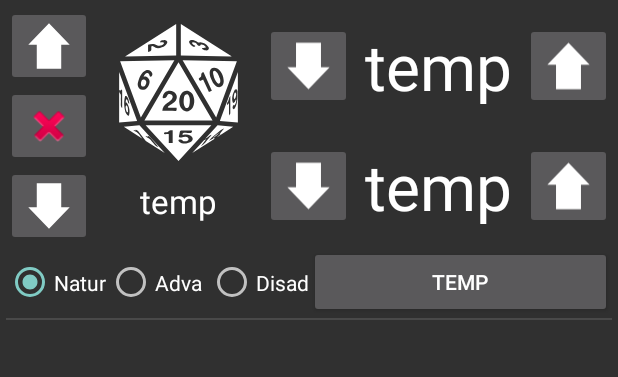
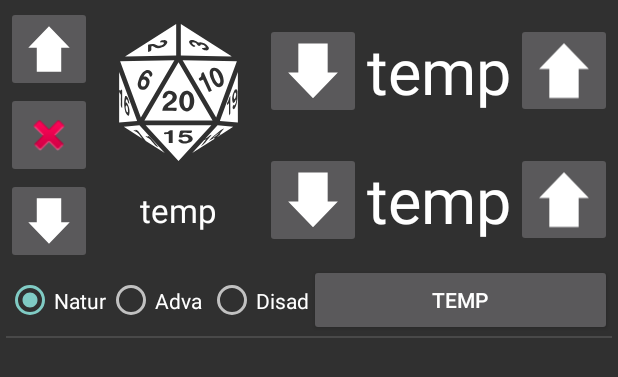
Before and after one commit to westonsfiala/CustomDiceRoller, an Android app: the layout holder_custom_die.xml on its own in the app's theme, with its tools: preview values and no code run, on a phone screen of 412 x 824 dp. Shown: the top 377 px of the screen. Run offline under Robolectric (Android 15) with nearby library versions, the phone set to English and light mode, and no system bars.

Commit message:
Reworked how the buttons are stored in the up/down/delete section of the custom roller tab

```diff
--- a/app/src/main/res/layout/fragment_up_down_buttons.xml
+++ b/app/src/main/res/layout/fragment_up_down_buttons.xml
@@ -13,7 +13,7 @@
             android:layout_height="0dp" android:id="@+id/downButton"
             app:layout_constraintTop_toTopOf="parent"
             app:layout_constraintBottom_toBottomOf="parent"
-            app:layout_constraintHorizontal_weight="1"
+            app:layout_constraintHorizontal_weight="2"
             app:layout_constraintDimensionRatio="1:1"
             tools:layout_conversion_absoluteHeight="30dp"
             tools:layout_conversion_absoluteWidth="149dp" tools:layout_conversion_wrapWidth="103"
@@ -29,7 +29,7 @@
             android:layout_width="0dp"
             android:layout_height="0dp" android:id="@+id/upDownDisplayText"
             android:gravity="center"
-            app:layout_constraintHorizontal_weight="2"
+            app:layout_constraintHorizontal_weight="3"
             tools:layout_conversion_absoluteHeight="19dp"
             tools:layout_conversion_absoluteWidth="143dp"
             tools:layout_conversion_wrapWidth="87" tools:layout_conversion_wrapHeight="50"
@@ -46,7 +46,7 @@
             android:layout_height="0dp" android:id="@+id/upButton"
             app:layout_constraintTop_toTopOf="parent"
             app:layout_constraintBottom_toBottomOf="parent"
-            app:layout_constraintHorizontal_weight="1"
+            app:layout_constraintHorizontal_weight="2"
             app:layout_constraintDimensionRatio="1:1"
             tools:layout_conversion_absoluteHeight="0dp"
             tools:layout_conversion_absoluteWidth="110dp" tools:layout_conversion_wrapWidth="103"
--- a/app/src/main/res/layout/holder_custom_die.xml
+++ b/app/src/main/res/layout/holder_custom_die.xml
@@ -15,29 +15,40 @@
             android:layout_width="match_parent"
             android:layout_height="0dp" android:baselineAligned="false" android:gravity="center"
             android:layout_weight="1">
-        <LinearLayout
-                android:orientation="vertical"
+        <androidx.constraintlayout.widget.ConstraintLayout
                 android:layout_width="0dp"
-                android:layout_height="match_parent" android:layout_weight="1" android:gravity="center"
-        >
+                android:layout_height="match_parent" android:gravity="center"
+                android:id="@+id/linearLayout2" android:layout_weight="1">
             <ImageButton
-                    android:layout_width="match_parent"
+                    android:layout_width="0dp"
                     android:layout_height="0dp" app:srcCompat="@drawable/ic_up_arrow"
                     android:id="@+id/moveDieUpButton" android:adjustViewBounds="true"
                     android:scaleType="fitCenter" android:contentDescription="@string/increment_button"
-                    android:layout_weight="1"/>
+                    app:layout_constraintTop_toTopOf="parent"
+                    app:layout_constraintStart_toStartOf="@+id/removeDieButton"
+                    app:layout_constraintBottom_toTopOf="@+id/removeDieButton"
+                    app:layout_constraintEnd_toEndOf="parent" app:layout_constraintDimensionRatio="1:1"/>
             <ImageButton
-                    android:layout_width="match_parent"
+                    android:layout_width="0dp"
                     android:layout_height="0dp" app:srcCompat="@android:drawable/ic_delete"
                     android:id="@+id/removeDieButton" android:adjustViewBounds="true"
-                    android:scaleType="fitCenter" android:contentDescription="@string/temp" android:layout_weight="1"/>
+                    android:scaleType="fitCenter" android:contentDescription="@string/temp"
+                    app:layout_constraintTop_toBottomOf="@+id/moveDieUpButton"
+                    app:layout_constraintEnd_toEndOf="@+id/moveDieDownButton"
+                    app:layout_constraintBottom_toTopOf="@+id/moveDieDownButton"
+                    app:layout_constraintStart_toStartOf="@+id/moveDieDownButton"
+                    app:layout_constraintDimensionRatio="1:1"/>
             <ImageButton
-                    android:layout_width="match_parent"
+                    android:layout_width="0dp"
                     android:layout_height="0dp" app:srcCompat="@drawable/ic_down_arrow"
                     android:id="@+id/moveDieDownButton" android:adjustViewBounds="true"
                     android:scaleType="fitCenter"
-                    android:contentDescription="@string/decrement_button" android:layout_weight="1"/>
-        </LinearLayout>
+                    android:contentDescription="@string/decrement_button"
+                    app:layout_constraintStart_toStartOf="parent"
+                    app:layout_constraintBottom_toBottomOf="parent"
+                    app:layout_constraintTop_toBottomOf="@+id/removeDieButton"
+                    app:layout_constraintEnd_toEndOf="parent" app:layout_constraintDimensionRatio="1:1"/>
+        </androidx.constraintlayout.widget.ConstraintLayout>
         <include android:layout_width="0dp" android:layout_height="match_parent"
                  android:id="@+id/simpleDieInclude"
                  tools:layout_conversion_absoluteHeight="0dp"
```
